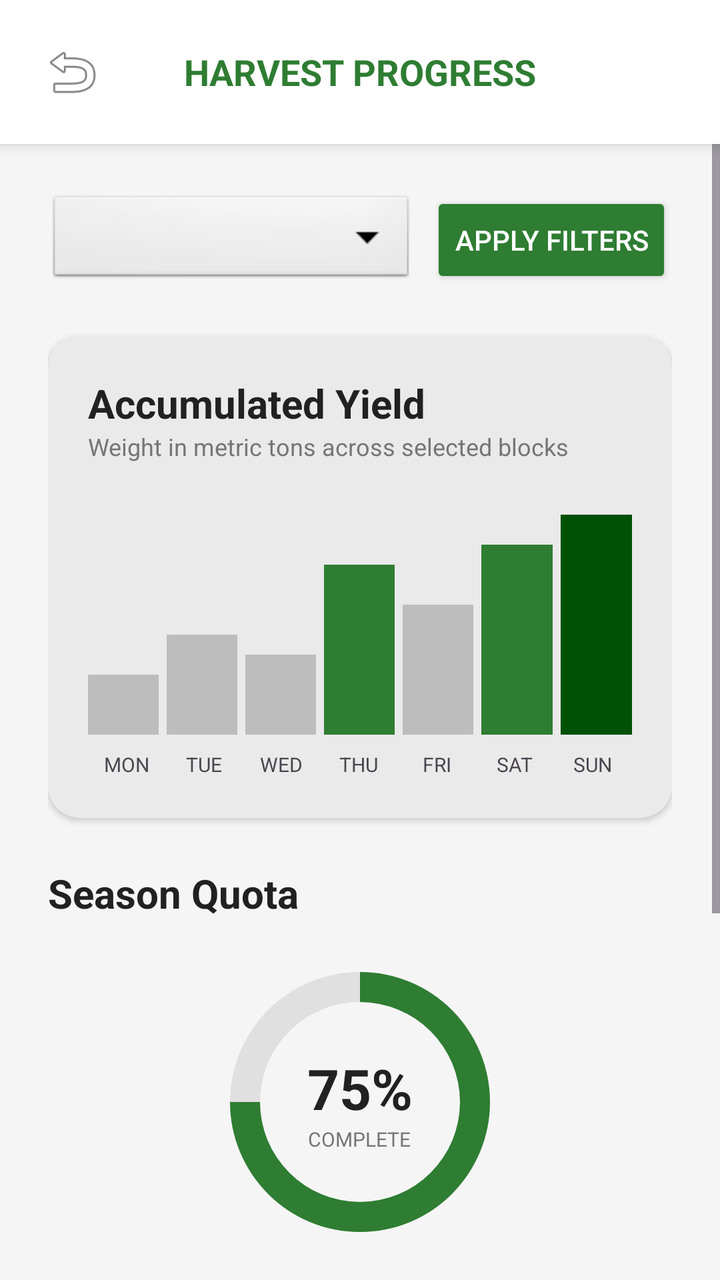
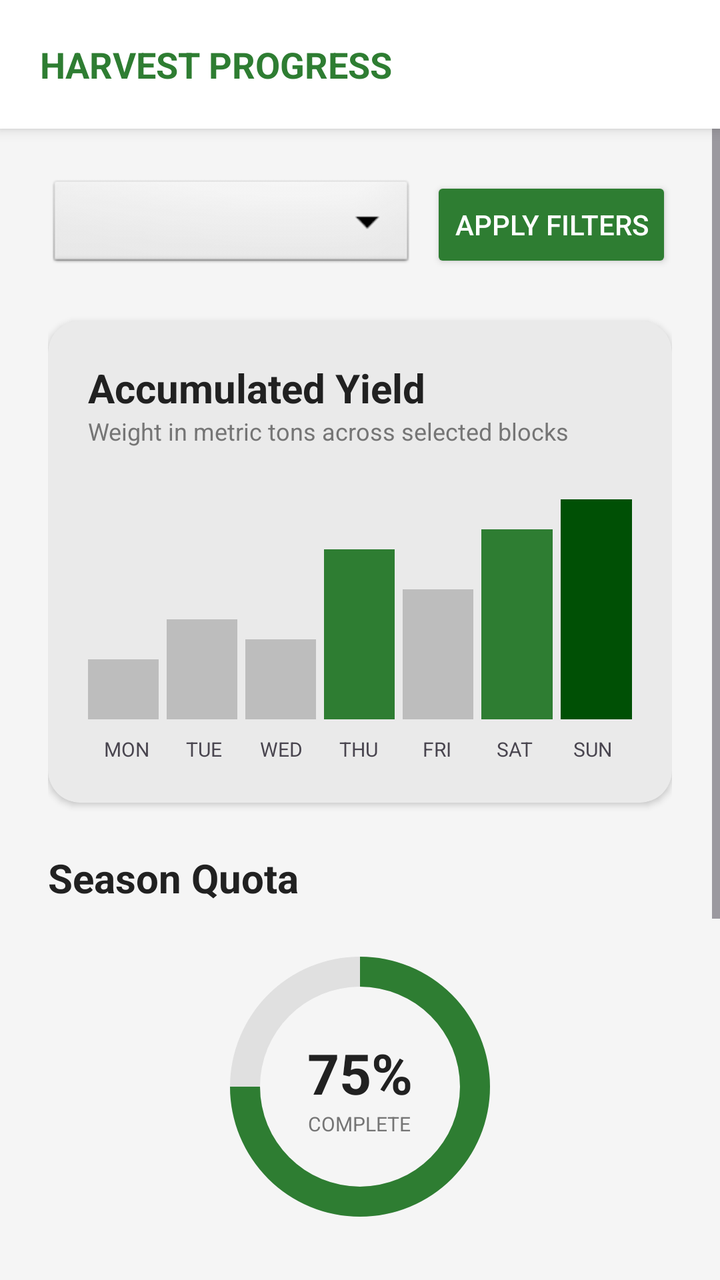

Two renders of the same Android screen: before a commit and after it. Below are the layout's source before the change and the commit's diff.
<!-- AndroidManifest.xml: application theme Theme.Orchard -->
<!-- res/layout/activity_harvest_progress.xml -->
<?xml version="1.0" encoding="utf-8"?>
<LinearLayout xmlns:android="http://schemas.android.com/apk/res/android"
    xmlns:app="http://schemas.android.com/apk/res-auto"
    android:layout_width="match_parent"
    android:layout_height="match_parent"
    android:orientation="vertical"
    android:background="@color/background_light">

    <RelativeLayout
        android:layout_width="match_parent"
        android:layout_height="wrap_content"
        android:padding="20dp"
        android:background="@color/white"
        android:elevation="4dp">

        <ImageButton
            android:id="@+id/backButton"
            android:layout_width="wrap_content"
            android:layout_height="wrap_content"
            android:src="@android:drawable/ic_menu_revert"
            android:background="?attr/selectableItemBackgroundBorderless"
            android:contentDescription="Back"
            android:layout_centerVertical="true"/>

        <TextView
            android:layout_width="wrap_content"
            android:layout_height="wrap_content"
            android:text="HARVEST PROGRESS"
            android:textColor="@color/primary_green"
            android:textSize="18sp"
            android:textStyle="bold"
            android:layout_centerInParent="true"/>
    </RelativeLayout>

    <ScrollView
        android:layout_width="match_parent"
        android:layout_height="match_parent">

        <LinearLayout
            android:layout_width="match_parent"
            android:layout_height="wrap_content"
            android:orientation="vertical"
            android:padding="24dp">

            <LinearLayout
                android:layout_width="match_parent"
                android:layout_height="wrap_content"
                android:orientation="horizontal"
                android:layout_marginBottom="24dp">

                <Spinner
                    android:id="@+id/blockSpinner"
                    android:layout_width="0dp"
                    android:layout_weight="1"
                    android:layout_height="48dp"
                    android:layout_marginEnd="8dp"
                    android:background="@android:drawable/btn_dropdown"/>

                <Button
                    android:layout_width="wrap_content"
                    android:layout_height="48dp"
                    android:text="Apply Filters"
                    android:backgroundTint="@color/primary_green"
                    android:textColor="@color/white"
                    app:cornerRadius="8dp"/>
            </LinearLayout>

            <androidx.cardview.widget.CardView
                android:layout_width="match_parent"
                android:layout_height="wrap_content"
                app:cardCornerRadius="16dp"
                app:cardElevation="2dp"
                android:layout_marginBottom="24dp"
                app:cardBackgroundColor="#EAEAEA">

                <LinearLayout
                    android:layout_width="match_parent"
                    android:layout_height="wrap_content"
                    android:orientation="vertical"
                    android:padding="20dp">

                    <TextView
                        android:layout_width="wrap_content"
                        android:layout_height="wrap_content"
                        android:text="Accumulated Yield"
                        android:textSize="20sp"
                        android:textStyle="bold"
                        android:textColor="@color/text_main"/>

                    <TextView
                        android:layout_width="wrap_content"
                        android:layout_height="wrap_content"
                        android:text="Weight in metric tons across selected blocks"
                        android:textSize="12sp"
                        android:textColor="@color/text_secondary"
                        android:layout_marginBottom="16dp"/>

                    <LinearLayout
                        android:layout_width="match_parent"
                        android:layout_height="120dp"
                        android:orientation="horizontal"
                        android:gravity="bottom">
                        <View android:layout_width="0dp" android:layout_height="30dp" android:layout_weight="1" android:background="#BDBDBD" android:layout_marginEnd="4dp"/>
                        <View android:layout_width="0dp" android:layout_height="50dp" android:layout_weight="1" android:background="#BDBDBD" android:layout_marginEnd="4dp"/>
                        <View android:layout_width="0dp" android:layout_height="40dp" android:layout_weight="1" android:background="#BDBDBD" android:layout_marginEnd="4dp"/>
                        <View android:layout_width="0dp" android:layout_height="85dp" android:layout_weight="1" android:background="@color/primary_green" android:layout_marginEnd="4dp"/>
                        <View android:layout_width="0dp" android:layout_height="65dp" android:layout_weight="1" android:background="#BDBDBD" android:layout_marginEnd="4dp"/>
                        <View android:layout_width="0dp" android:layout_height="95dp" android:layout_weight="1" android:background="@color/primary_green" android:layout_marginEnd="4dp"/>
                        <View android:layout_width="0dp" android:layout_height="110dp" android:layout_weight="1" android:background="@color/primary_dark"/>
                    </LinearLayout>

                    <LinearLayout
                        android:layout_width="match_parent"
                        android:layout_height="wrap_content"
                        android:orientation="horizontal"
                        android:layout_marginTop="8dp">
                        <TextView android:layout_width="0dp" android:layout_weight="1" android:layout_height="wrap_content" android:text="MON" android:gravity="center" android:textSize="10sp"/>
                        <TextView android:layout_width="0dp" android:layout_weight="1" android:layout_height="wrap_content" android:text="TUE" android:gravity="center" android:textSize="10sp"/>
                        <TextView android:layout_width="0dp" android:layout_weight="1" android:layout_height="wrap_content" android:text="WED" android:gravity="center" android:textSize="10sp"/>
                        <TextView android:layout_width="0dp" android:layout_weight="1" android:layout_height="wrap_content" android:text="THU" android:gravity="center" android:textSize="10sp"/>
                        <TextView android:layout_width="0dp" android:layout_weight="1" android:layout_height="wrap_content" android:text="FRI" android:gravity="center" android:textSize="10sp"/>
                        <TextView android:layout_width="0dp" android:layout_weight="1" android:layout_height="wrap_content" android:text="SAT" android:gravity="center" android:textSize="10sp"/>
                        <TextView android:layout_width="0dp" android:layout_weight="1" android:layout_height="wrap_content" android:text="SUN" android:gravity="center" android:textSize="10sp"/>
                    </LinearLayout>
                </LinearLayout>
            </androidx.cardview.widget.CardView>

            <TextView
                android:layout_width="match_parent"
                android:layout_height="wrap_content"
                android:text="Season Quota"
                android:textSize="20sp"
                android:textStyle="bold"
                android:textColor="@color/text_main"
                android:layout_marginBottom="16dp"/>

            <RelativeLayout
                android:layout_width="match_parent"
                android:layout_height="150dp"
                android:layout_marginBottom="32dp">

                <ProgressBar
                    android:id="@+id/quotaProgressBar"
                    style="?android:attr/progressBarStyleHorizontal"
                    android:layout_width="150dp"
                    android:layout_height="150dp"
                    android:layout_centerInParent="true"
                    android:indeterminate="false"
                    android:max="100"
                    android:progress="75"
                    android:progressDrawable="@drawable/circular_progress" />

                <LinearLayout
                    android:layout_width="wrap_content"
                    android:layout_height="wrap_content"
                    android:layout_centerInParent="true"
                    android:orientation="vertical"
                    android:gravity="center">
                    <TextView
                        android:id="@+id/quotaText"
                        android:layout_width="wrap_content"
                        android:layout_height="wrap_content"
                        android:text="75%"
                        android:textSize="28sp"
                        android:textStyle="bold"
                        android:textColor="@color/text_main"/>
                    <TextView
                        android:layout_width="wrap_content"
                        android:layout_height="wrap_content"
                        android:text="COMPLETE"
                        android:textSize="10sp"
                        android:textColor="@color/text_secondary"/>
                </LinearLayout>
            </RelativeLayout>

            <TextView
                android:layout_width="match_parent"
                android:layout_height="wrap_content"
                android:text="Daily Harvest Log"
                android:textSize="20sp"
                android:textStyle="bold"
                android:textColor="@color/text_main"
                android:layout_marginBottom="16dp"/>

            <androidx.cardview.widget.CardView
                android:layout_width="match_parent"
                android:layout_height="wrap_content"
                app:cardCornerRadius="16dp"
                app:cardElevation="2dp"
                android:layout_marginBottom="32dp">

                <LinearLayout
                    android:layout_width="match_parent"
                    android:layout_height="wrap_content"
                    android:orientation="vertical">

                    <LinearLayout
                        android:layout_width="match_parent"
                        android:layout_height="wrap_content"
                        android:orientation="horizontal"
                        android:background="#F5F5F5"
                        android:padding="16dp">
                        <TextView android:layout_width="0dp" android:layout_weight="1.5" android:layout_height="wrap_content" android:text="DATE" android:textSize="10sp" android:textStyle="bold" android:textColor="@color/text_secondary"/>
                        <TextView android:layout_width="0dp" android:layout_weight="1" android:layout_height="wrap_content" android:text="BLOCK" android:textSize="10sp" android:textStyle="bold" android:textColor="@color/text_secondary"/>
                        <TextView android:layout_width="0dp" android:layout_weight="2" android:layout_height="wrap_content" android:text="CROP" android:textSize="10sp" android:textStyle="bold" android:textColor="@color/text_secondary"/>
                        <TextView android:layout_width="0dp" android:layout_weight="1" android:layout_height="wrap_content" android:text="BINS" android:textSize="10sp" android:textStyle="bold" android:textColor="@color/text_secondary" android:gravity="end"/>
                    </LinearLayout>

                    <LinearLayout
                        android:id="@+id/harvestLogContainer"
                        android:layout_width="match_parent"
                        android:layout_height="wrap_content"
                        android:orientation="vertical"
                        android:padding="8dp">
                    </LinearLayout>
                </LinearLayout>
            </androidx.cardview.widget.CardView>

            <Button
                android:id="@+id/homeButton"
                android:layout_width="match_parent"
                android:layout_height="60dp"
                android:text="Home"
                android:textSize="18sp"
                android:textStyle="bold"
                android:backgroundTint="#E0E0E0"
                android:textColor="@color/text_main"
                app:cornerRadius="12dp"
                android:layout_marginBottom="32dp"/>

        </LinearLayout>
    </ScrollView>
</LinearLayout>
<!-- resources referenced by this layout -->
<resources>
  <color name="background_light">#F5F5F5</color>
  <color name="primary_dark">#005005</color>
  <color name="primary_green">#2E7D32</color>
  <color name="text_main">#212121</color>
  <color name="text_secondary">#757575</color>
  <color name="white">#FFFFFFFF</color>
  <!-- drawable circular_progress (drawable) -->
  <?xml version="1.0" encoding="utf-8"?>
  <layer-list xmlns:android="http://schemas.android.com/apk/res/android">
      <item>
          <shape android:shape="ring"
              android:thicknessRatio="10"
              android:useLevel="false">
              <solid android:color="#E0E0E0" />
          </shape>
      </item>
      <item>
          <rotate
              android:fromDegrees="270"
              android:toDegrees="270">
              <shape android:shape="ring"
                  android:thicknessRatio="10"
                  android:useLevel="true">
                  <solid android:color="@color/primary_green" />
              </shape>
          </rotate>
      </item>
  </layer-list>
  <style name="Theme.Orchard" parent="Base.Theme.Orchard" />
  <style name="Base.Theme.Orchard" parent="Theme.Material3.DayNight.NoActionBar">
          
          <item name="colorPrimary">@color/primary_green</item>
          <item name="colorOnPrimary">@color/white</item>
          <item name="colorPrimaryContainer">@color/primary_light</item>
          <item name="colorOnPrimaryContainer">@color/primary_dark</item>
          
          <item name="colorSecondary">@color/accent_orange</item>
          <item name="colorOnSecondary">@color/white</item>
          
          <item name="android:statusBarColor">@color/primary_dark</item>
          <item name="android:windowBackground">@color/background_light</item>
      </style>
  <color name="primary_light">#60AD5E</color>
  <color name="accent_orange">#F57C00</color>
</resources>

<!-- the commit's change to res/layout/activity_harvest_progress.xml (unified diff, before → after) -->
@@ -13,15 +13,6 @@
         android:background="@color/white"
         android:elevation="4dp">
 
-        <ImageButton
-            android:id="@+id/backButton"
-            android:layout_width="wrap_content"
-            android:layout_height="wrap_content"
-            android:src="@android:drawable/ic_menu_revert"
-            android:background="?attr/selectableItemBackgroundBorderless"
-            android:contentDescription="Back"
-            android:layout_centerVertical="true"/>
-
         <TextView
             android:layout_width="wrap_content"
             android:layout_height="wrap_content"
@@ -29,7 +20,7 @@
             android:textColor="@color/primary_green"
             android:textSize="18sp"
             android:textStyle="bold"
-            android:layout_centerInParent="true"/>
+            android:layout_centerVertical="true"/>
     </RelativeLayout>
 
     <ScrollView
